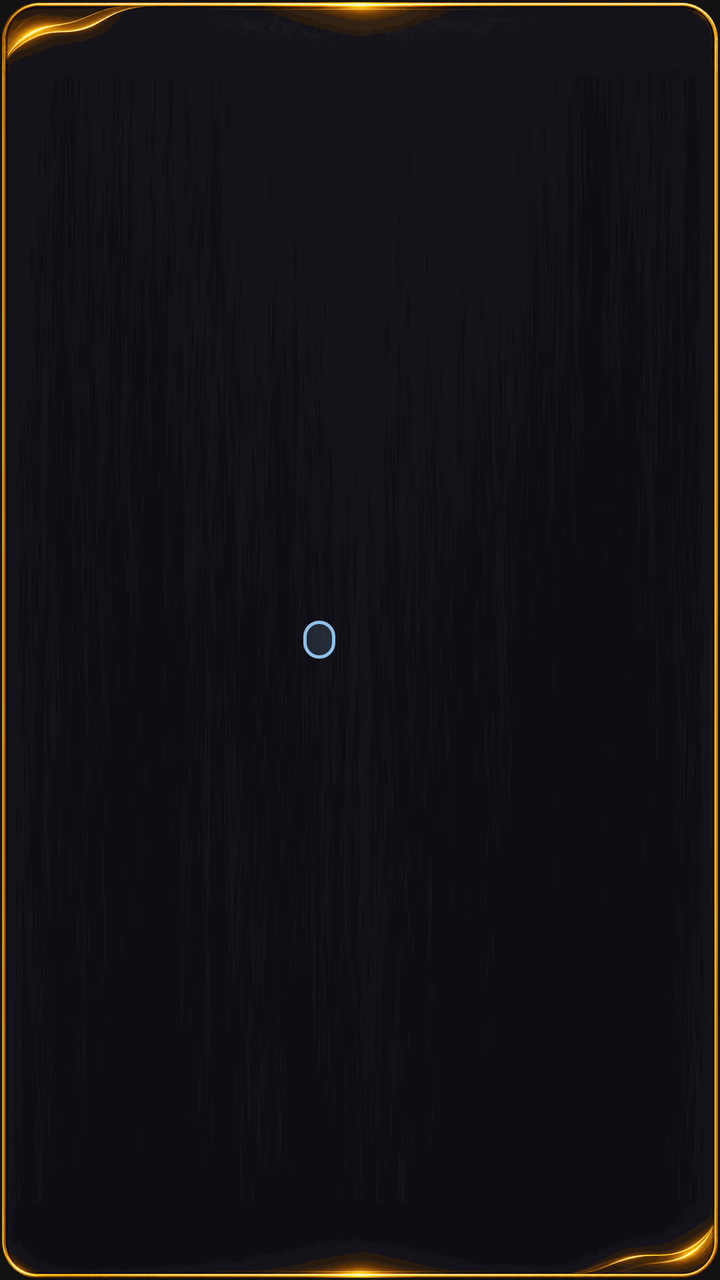
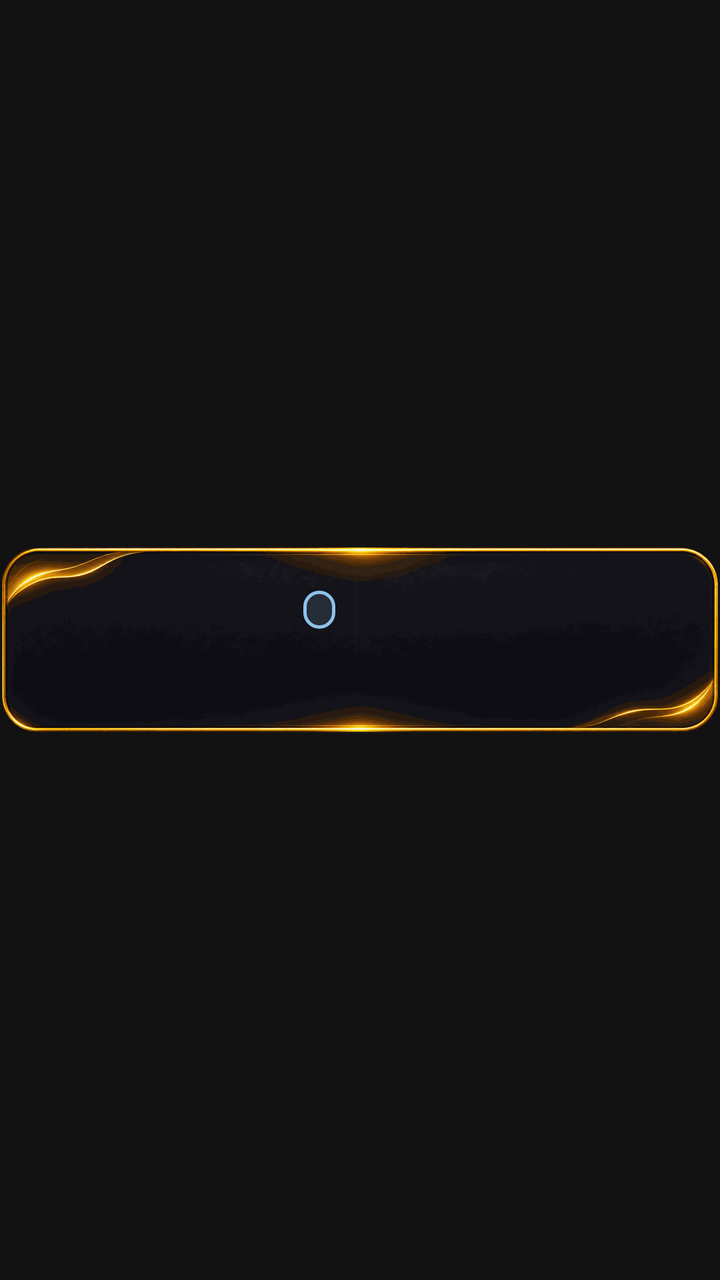

An Android layout rendered at two revisions. The XML below is the earlier revision; the diff shows what the commit changed to produce the second picture.
<!-- AndroidManifest.xml: application theme Theme.GoldAiQuant -->
<!-- res/layout/widget_strip.xml -->
<?xml version="1.0" encoding="utf-8"?>
<FrameLayout xmlns:android="http://schemas.android.com/apk/res/android"
    android:id="@+id/w_root" android:layout_width="match_parent" android:layout_height="match_parent"
    android:background="@drawable/wf_strip">
    <ImageView android:id="@+id/w_art" android:layout_width="wrap_content" android:layout_height="52dp"
        android:layout_gravity="bottom|left" android:layout_marginLeft="8dp" android:layout_marginBottom="5dp"
        android:adjustViewBounds="true" android:importantForAccessibility="no" />
    <LinearLayout android:layout_width="match_parent" android:layout_height="match_parent" android:layoutDirection="rtl"
        android:orientation="horizontal" android:gravity="center_vertical"
        android:paddingLeft="12dp" android:paddingRight="16dp" android:paddingVertical="6dp">
        <LinearLayout android:layout_width="0dp" android:layout_weight="1" android:layout_height="wrap_content" android:orientation="vertical">
            <LinearLayout android:layout_width="match_parent" android:layout_height="wrap_content" android:orientation="horizontal">
                <TextView android:id="@+id/w_pair" android:layout_width="0dp" android:layout_weight="1" android:layout_height="wrap_content"
                    android:textColor="#F3F1EA" android:textSize="12sp" android:textStyle="bold" />
                <TextView android:id="@+id/w_chg" android:layout_width="wrap_content" android:layout_height="wrap_content"
                    android:textDirection="ltr" android:maxLines="1" android:textSize="11sp" android:textStyle="bold" />
            </LinearLayout>
            <TextView android:id="@+id/w_price" android:layout_width="match_parent" android:layout_height="wrap_content"
                android:gravity="right" android:textDirection="ltr" android:maxLines="1" android:autoSizeTextType="uniform"
                android:autoSizeMinTextSize="16sp" android:autoSizeMaxTextSize="26sp"
                android:textColor="#FFFFFF" android:textSize="24sp" android:textStyle="bold" />
        </LinearLayout>
        <FrameLayout android:id="@+id/w_sep" android:layout_width="1dp" android:layout_height="40dp"
            android:layout_marginHorizontal="10dp" android:background="#332A2A2D" />
        <LinearLayout android:id="@+id/w_idea_col" android:layout_width="0dp" android:layout_weight="1" android:layout_height="wrap_content"
            android:orientation="vertical" android:paddingLeft="40dp">
            <TextView android:id="@+id/w_who" android:layout_width="match_parent" android:layout_height="wrap_content"
                android:maxLines="1" android:ellipsize="end" android:textColor="#B5B3AC" android:textSize="11sp" />
            <TextView android:id="@+id/w_act" android:layout_width="wrap_content" android:layout_height="wrap_content"
                android:paddingHorizontal="8dp" android:background="@drawable/wchip_blue" android:maxLines="1"
                android:textSize="14sp" android:textStyle="bold" />
            <TextView android:id="@+id/w_l1" android:layout_width="match_parent" android:layout_height="wrap_content"
                android:maxLines="1" android:ellipsize="end" android:textColor="#F3F1EA" android:textSize="11sp" />
        </LinearLayout>
    </LinearLayout>
</FrameLayout>
<!-- resources referenced by this layout -->
<resources>
  <!-- drawable wchip_blue (drawable) -->
  <?xml version="1.0" encoding="utf-8"?>
  <shape xmlns:android="http://schemas.android.com/apk/res/android" android:shape="rectangle">
      <solid android:color="#268FC1EA" />
      <stroke android:width="1.5dp" android:color="#8FC1EA" />
      <corners android:radius="14dp" />
  </shape>
  <!-- drawable wf_strip: png bitmap (drawable-xxhdpi, 26294 bytes) -->
  <style name="Theme.GoldAiQuant" parent="android:Theme.Material.NoActionBar">
          <item name="android:windowBackground">#FF121212</item>
          <item name="android:statusBarColor">#FF121212</item>
          <item name="android:navigationBarColor">#FF121212</item>
      </style>
</resources>

<!-- the commit's change to res/layout/widget_strip.xml (unified diff, before → after) -->
@@ -1,13 +1,14 @@
 <?xml version="1.0" encoding="utf-8"?>
 <FrameLayout xmlns:android="http://schemas.android.com/apk/res/android"
-    android:id="@+id/w_root" android:layout_width="match_parent" android:layout_height="match_parent"
-    android:background="@drawable/wf_strip">
+    android:id="@+id/w_root" android:layout_width="match_parent" android:layout_height="match_parent">
+  <FrameLayout android:id="@+id/w_card" android:layout_width="match_parent" android:layout_height="wrap_content"
+    android:layout_gravity="center_vertical" android:background="@drawable/wf_strip">
     <ImageView android:id="@+id/w_art" android:layout_width="wrap_content" android:layout_height="52dp"
         android:layout_gravity="bottom|left" android:layout_marginLeft="8dp" android:layout_marginBottom="5dp"
         android:adjustViewBounds="true" android:importantForAccessibility="no" />
-    <LinearLayout android:layout_width="match_parent" android:layout_height="match_parent" android:layoutDirection="rtl"
+    <LinearLayout android:layout_width="match_parent" android:layout_height="wrap_content" android:layoutDirection="rtl"
         android:orientation="horizontal" android:gravity="center_vertical"
-        android:paddingLeft="12dp" android:paddingRight="16dp" android:paddingVertical="6dp">
+        android:paddingLeft="12dp" android:paddingRight="16dp" android:paddingVertical="8dp">
         <LinearLayout android:layout_width="0dp" android:layout_weight="1" android:layout_height="wrap_content" android:orientation="vertical">
             <LinearLayout android:layout_width="match_parent" android:layout_height="wrap_content" android:orientation="horizontal">
                 <TextView android:id="@+id/w_pair" android:layout_width="0dp" android:layout_weight="1" android:layout_height="wrap_content"
@@ -33,4 +34,5 @@
                 android:maxLines="1" android:ellipsize="end" android:textColor="#F3F1EA" android:textSize="11sp" />
         </LinearLayout>
     </LinearLayout>
+  </FrameLayout>
 </FrameLayout>
<!-- resource entries referenced after the edit -->
@@ -7,7 +7,7 @@
       <stroke android:width="1.5dp" android:color="#8FC1EA" />
       <corners android:radius="14dp" />
   </shape>
-  <!-- drawable wf_strip: png bitmap (drawable-xxhdpi, 26294 bytes) -->
+  <!-- drawable wf_strip: png bitmap (drawable-xxhdpi, 26297 bytes) -->
   <style name="Theme.GoldAiQuant" parent="android:Theme.Material.NoActionBar">
           <item name="android:windowBackground">#FF121212</item>
           <item name="android:statusBarColor">#FF121212</item>
